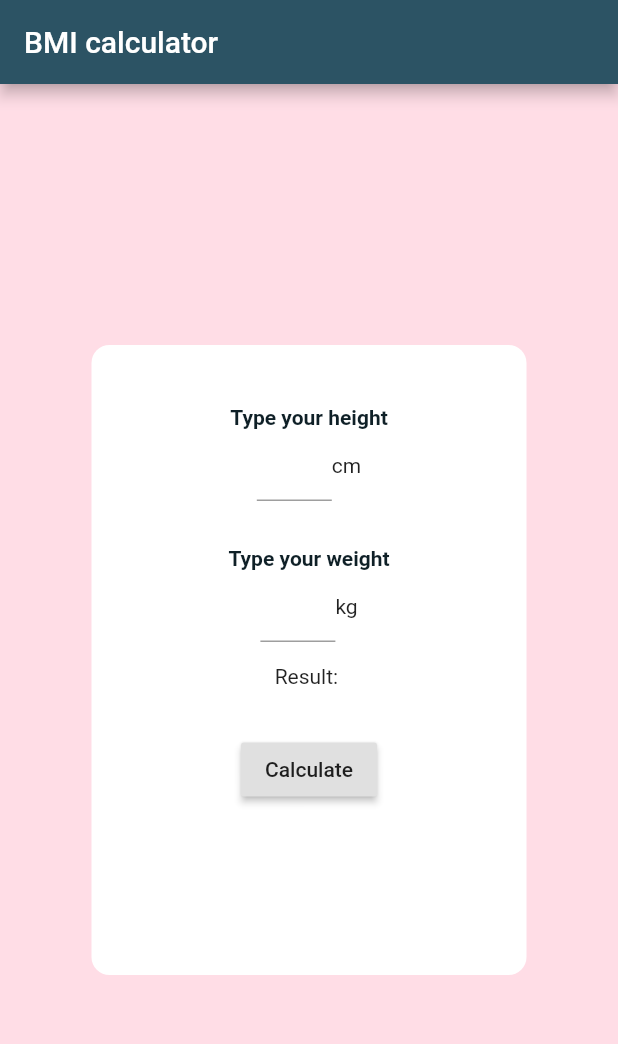
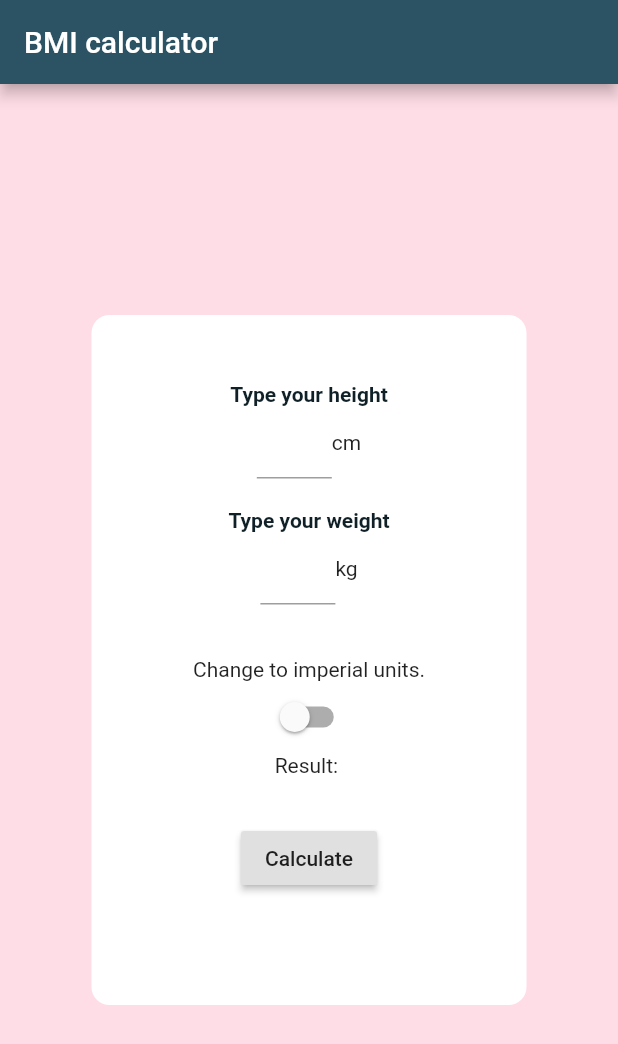
Before and after one commit to klaud-skora/BMI-app, a Flutter app: the screen it shows after launch, on a phone screen of 412 x 824 dp. Shown: the top 1044 px of the screen. Run offline on Flutter 3.47's test engine with Material 2 defaults, Android fonts, the phone set to English and light mode, and no system bars.

Commit message:
Add state for imperial units and change function calculator by adding algorithm for imperial units

```diff
--- a/lib/home_page.dart
+++ b/lib/home_page.dart
@@ -13,6 +13,7 @@ class HomePageState extends State<HomePage> {
   final weightController = TextEditingController();
   dynamic bmi = '';
   bool validate = false;
+  bool state = false;
 
   @override
   Widget build(BuildContext context) {
@@ -34,13 +35,13 @@ class HomePageState extends State<HomePage> {
               borderRadius: BorderRadius.circular(12),
               color: Colors.white,
             ),
-            height: 420,
+            height: 460,
             width: 290,
               child: Column(
                 children: <Widget>[
                   // Container for height
                   Container(
-                    padding: const EdgeInsets.all(15.0),
+                    padding: const EdgeInsets.all(20.0),
                     child: Column(
                       children: <Widget>[
                         Text(
@@ -64,7 +65,7 @@ class HomePageState extends State<HomePage> {
                                 )
                               ),
                             ),
-                            Text('cm'),
+                            Text(state ?  'ins' : 'cm'),
                           ],
                         )
                       ],
@@ -72,7 +73,9 @@ class HomePageState extends State<HomePage> {
                   ),
                   // Container for weight
                   Container(
-                    padding: const EdgeInsets.all(15.0),
+                    padding: const EdgeInsets.only(
+                      bottom: 35.0,
+                    ),
                     child: Column(
                       children: <Widget>[
                         Text(
@@ -96,11 +99,20 @@ class HomePageState extends State<HomePage> {
                                 )
                               ),
                             ),
-                            Text('kg'),
+                            Text(state ? 'lbs' : 'kg'),
                           ],
                         )
                       ],
                     ),
+                  ),
+                  Text('Change to imperial units.'),
+                  Switch(
+                    value: state,
+                    onChanged: (bool s) {
+                      setState(() {
+                        state = s;
+                      });
+                    },
                   ),
                   Text('Result: $bmi'),
                   Container(
@@ -112,7 +124,7 @@ class HomePageState extends State<HomePage> {
                         } else {
                           setState(() {
                             validate = false;
-                            bmi = calculator(heightController.text, weightController.text);
+                            bmi = calculator(heightController.text, weightController.text, state: state);
                           });
                         }
                       },
```
Also changed, not shown: lib/calculator.dart (+11 -4 lines), 1 other file.
